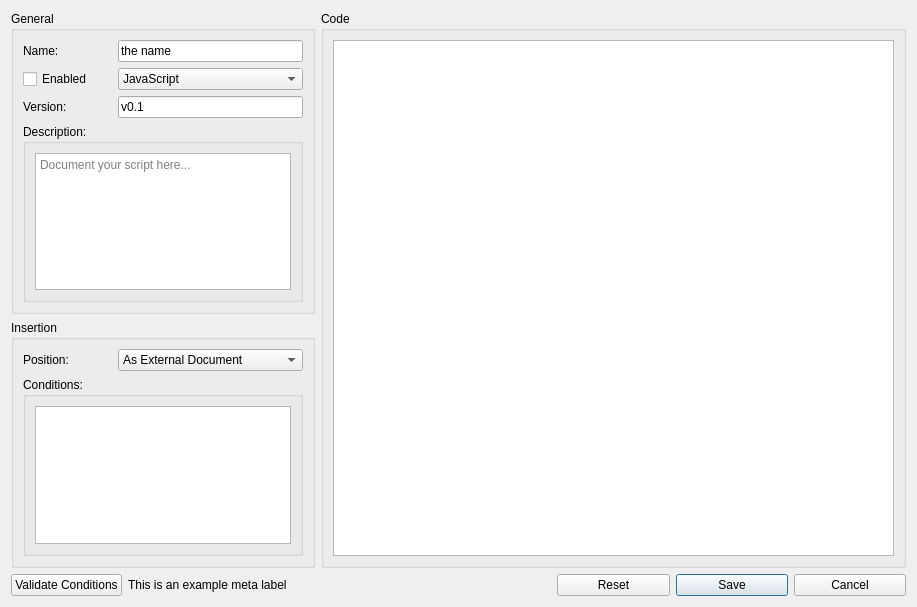
Above: designer/script_config.ui from hgiesel/anki_asset_manager before the change. Below: the same form after it.
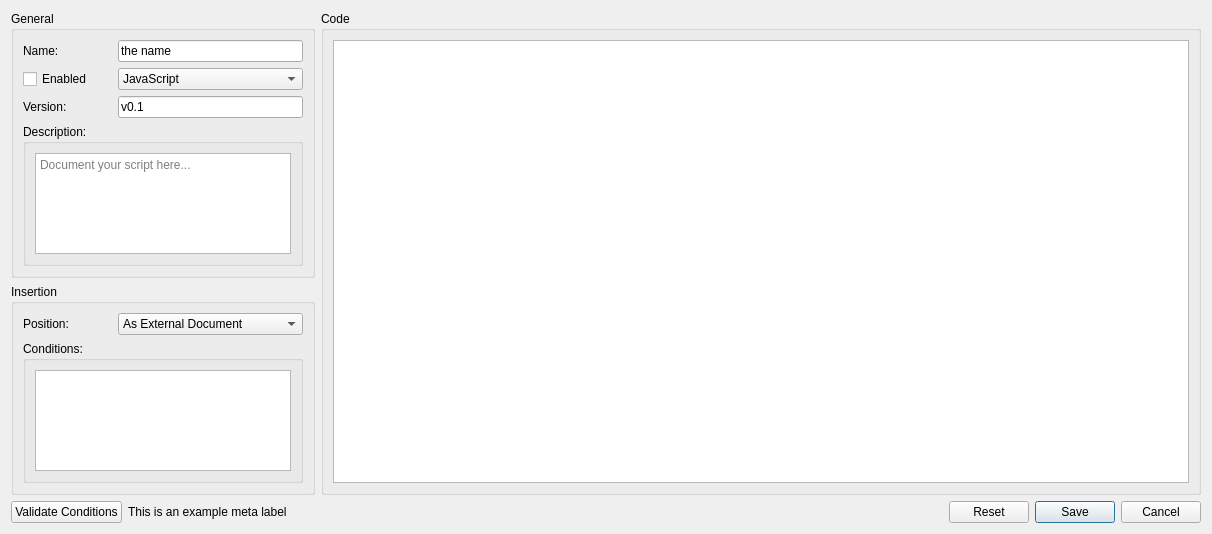
That is the form after the change.

Commit message: Make button sizes fixed for main window and script config window

Diff of the .ui file:
```diff
--- a/designer/script_config.ui
+++ b/designer/script_config.ui
@@ -6,8 +6,8 @@
    <rect>
     <x>0</x>
     <y>0</y>
-    <width>917</width>
-    <height>607</height>
+    <width>1212</width>
+    <height>534</height>
    </rect>
   </property>
   <property name="windowTitle">
@@ -16,6 +16,12 @@
   <layout class="QGridLayout" name="gridLayout_2">
    <item row="4" column="0">
     <widget class="QPushButton" name="validateButton">
+     <property name="sizePolicy">
+      <sizepolicy hsizetype="Fixed" vsizetype="Fixed">
+       <horstretch>0</horstretch>
+       <verstretch>0</verstretch>
+      </sizepolicy>
+     </property>
      <property name="text">
       <string>Validate Conditions</string>
      </property>
@@ -181,6 +187,12 @@
    </item>
    <item row="4" column="6">
     <widget class="QPushButton" name="saveButton">
+     <property name="sizePolicy">
+      <sizepolicy hsizetype="Fixed" vsizetype="Fixed">
+       <horstretch>0</horstretch>
+       <verstretch>0</verstretch>
+      </sizepolicy>
+     </property>
      <property name="text">
       <string>Save</string>
      </property>
@@ -194,6 +206,12 @@
    </item>
    <item row="4" column="7">
     <widget class="QPushButton" name="cancelButton">
+     <property name="sizePolicy">
+      <sizepolicy hsizetype="Maximum" vsizetype="Fixed">
+       <horstretch>0</horstretch>
+       <verstretch>0</verstretch>
+      </sizepolicy>
+     </property>
      <property name="text">
       <string>Cancel</string>
      </property>
@@ -232,6 +250,12 @@
      <property name="enabled">
       <bool>true</bool>
      </property>
+     <property name="sizePolicy">
+      <sizepolicy hsizetype="Fixed" vsizetype="Fixed">
+       <horstretch>0</horstretch>
+       <verstretch>0</verstretch>
+      </sizepolicy>
+     </property>
      <property name="text">
       <string>Reset</string>
      </property>
```
The commit also changes 1 other file.
